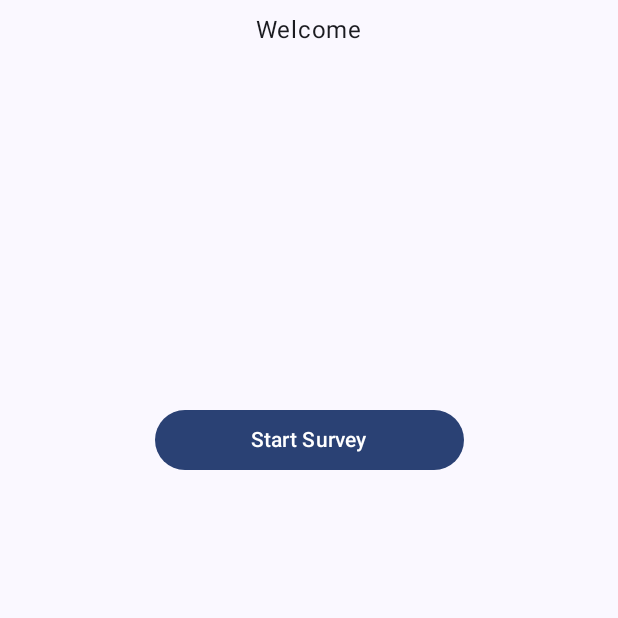
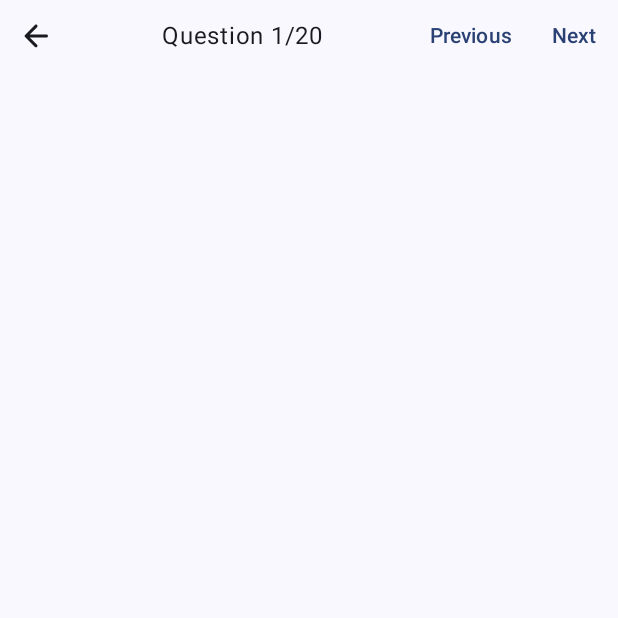
Before and after one commit to shalva97/XM-Survey, an Android app built with Jetpack Compose: the screen it shows after launch (MainActivity), on a phone screen of 412 x 824 dp, the top half of it. Run offline under Robolectric (Android 15) with nearby library versions, the phone set to English and light mode, and no system bars; our stand-ins replace Dagger/Hilt's generated code.

Commit message:
Added SurveyTopBar

```diff
--- a/app/src/main/kotlin/io/github/shalva97/xm_survey/presentation/MainActivity.kt
+++ b/app/src/main/kotlin/io/github/shalva97/xm_survey/presentation/MainActivity.kt
@@ -29,7 +29,8 @@ class MainActivity : ComponentActivity() {
                     modifier = Modifier.fillMaxSize(),
                     color = MaterialTheme.colorScheme.background
                 ) {
-                    NavHost(navController = navController, startDestination = HOME) {
+                    // TODO set HOME as start destination
+                    NavHost(navController = navController, startDestination = SURVEY) {
                         composable(HOME) { HomeScreen(navController) }
                         composable(SURVEY) { SurveyScreen() }
                     }
--- /dev/null
+++ b/app/src/main/kotlin/io/github/shalva97/xm_survey/presentation/components/SurveyTopBar.kt
@@ -0,0 +1,49 @@
+package io.github.shalva97.xm_survey.presentation.components
+
+import androidx.compose.foundation.layout.Row
+import androidx.compose.material.icons.Icons
+import androidx.compose.material.icons.rounded.ArrowBack
+import androidx.compose.material3.Icon
+import androidx.compose.material3.IconButton
+import androidx.compose.material3.Text
+import androidx.compose.material3.TextButton
+import androidx.compose.runtime.Composable
+import androidx.compose.ui.Alignment
+import androidx.compose.ui.Modifier
+import androidx.compose.ui.res.stringResource
+import androidx.compose.ui.text.style.TextAlign
+import androidx.compose.ui.tooling.preview.Preview
+import io.github.shalva97.xm_survey.R
+
+@Composable
+fun SurveyTopBar(
+    onBackClicked: () -> Unit = {},
+    onPreviousClicked: () -> Unit = {},
+    onNextClicked: () -> Unit = {},
+    currentQuestion: Int = 1,
+) {
+    Row(
+        verticalAlignment = Alignment.CenterVertically
+    ) {
+        IconButton(onClick = onBackClicked) {
+            Icon(Icons.Rounded.ArrowBack, contentDescription = null)
+        }
+        Text(
+            modifier = Modifier.weight(1f),
+            text = stringResource(R.string.question_20, currentQuestion),
+            textAlign = TextAlign.Center
+        )
+        TextButton(onClick = onPreviousClicked) {
+            Text(text = stringResource(R.string.previous))
+        }
+        TextButton(onClick = onNextClicked) {
+            Text(text = stringResource(R.string.next))
+        }
+    }
+}
+
+@Preview
+@Composable
+fun SurveyTopBarPreview() {
+    SurveyTopBar()
+}
--- a/app/src/main/kotlin/io/github/shalva97/xm_survey/presentation/survey/Survey.kt
+++ b/app/src/main/kotlin/io/github/shalva97/xm_survey/presentation/survey/Survey.kt
@@ -1,13 +1,25 @@
 package io.github.shalva97.xm_survey.presentation.survey
 
-import androidx.compose.material3.Text
+import androidx.compose.foundation.layout.Column
+import androidx.compose.foundation.layout.fillMaxSize
 import androidx.compose.runtime.Composable
+import androidx.compose.ui.Modifier
+import androidx.compose.ui.tooling.preview.Preview
 import androidx.hilt.navigation.compose.hiltViewModel
-import io.github.shalva97.xm_survey.presentation.SURVEY
+import io.github.shalva97.xm_survey.presentation.components.SurveyTopBar
 
 @Composable
 fun SurveyScreen(
     viewModel: SurveyViewModel = hiltViewModel(),
 ) {
-    Text(text = SURVEY)
+    Column(Modifier.fillMaxSize()) {
+        SurveyTopBar()
+
+    }
 }
+
+@Preview
+@Composable
+fun SurveyScreenPreview() {
+    SurveyScreen()
+}
--- a/app/src/main/res/values/strings.xml
+++ b/app/src/main/res/values/strings.xml
@@ -2,4 +2,7 @@
     <string name="app_name">XM-Survey</string>
     <string name="welcome">Welcome</string>
     <string name="start_survey">Start Survey</string>
+    <string name="previous">Previous</string>
+    <string name="next">Next</string>
+    <string name="question_20">Question %1$s/20</string>
 </resources>
```
